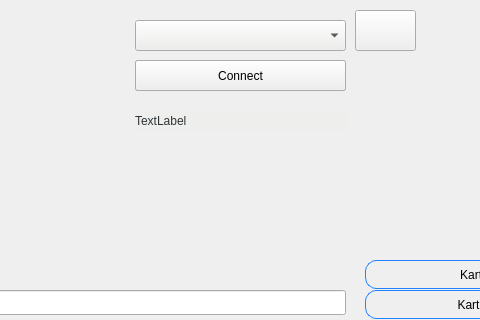
Old version of the form RFID_tag-main/mainwindow.ui in the repository Sqv51/RFID-tag; both pictures show x 95 to 575 and y 0 to 320 of the 800 by 450 pixel window.
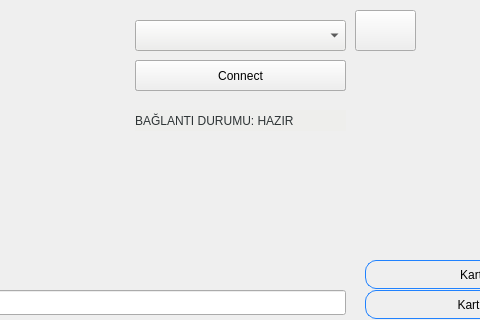
New version of the form. Icons and pictures are not drawn.

Commit message: bağlantı durumu labelı düzeltildi

Patch:
```diff
--- a/RFID_tag-main/mainwindow.ui
+++ b/RFID_tag-main/mainwindow.ui
@@ -88,7 +88,7 @@
 background-color: rgb(238, 238, 236);</string>
     </property>
     <property name="text">
-     <string>TextLabel</string>
+     <string>BAĞLANTI DURUMU: HAZIR</string>
     </property>
    </widget>
    <widget class="QPushButton" name="disconnect">
```
Left out of the diff: 3 changed lines with no effect on the pictures. The commit also changes 13 other files.
